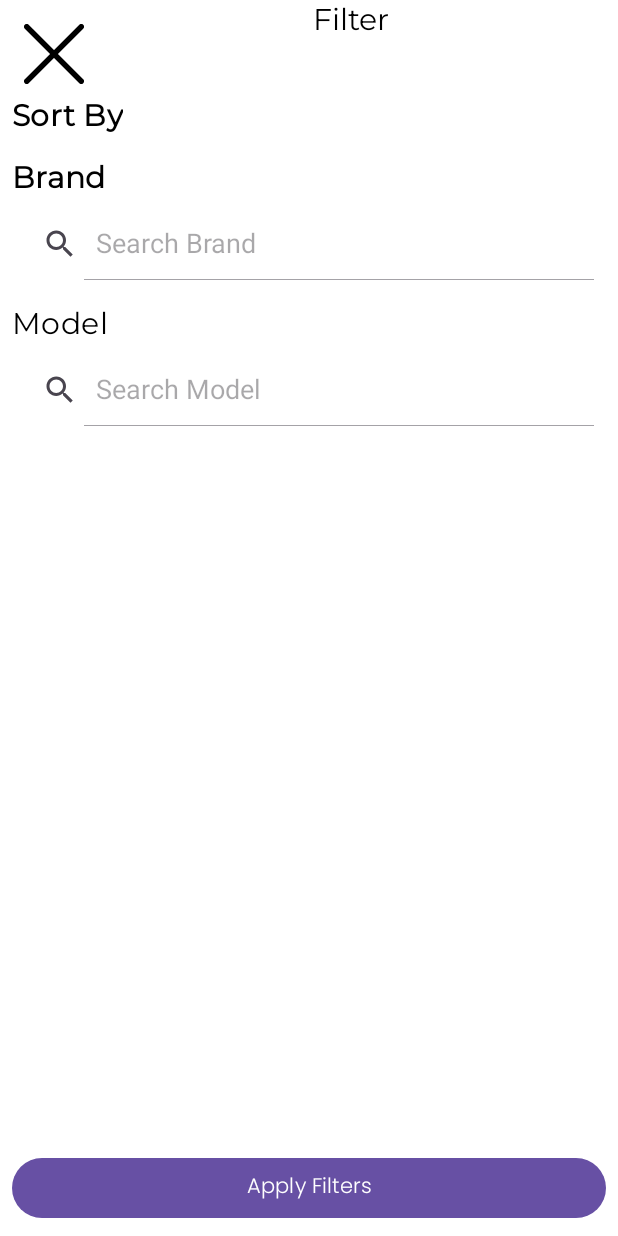
After one commit to bymaskeli53/EterationChallenge, an Android app: the layout fragment_products_bottom_sheet.xml on its own in the app's theme, with its tools: preview values and no code run, on a phone screen of 412 x 824 dp. The commit adds this screen. Run offline under Robolectric (Android 15) with nearby library versions, the phone set to English and light mode, and no system bars.

Commit message:
Create bottom sheet

```diff
--- a/app/build.gradle.kts
+++ b/app/build.gradle.kts
@@ -59,6 +59,7 @@ dependencies {
     implementation(libs.material)
     implementation(libs.androidx.activity)
     implementation(libs.androidx.constraintlayout)
+    implementation(libs.androidx.legacy.support.v4)
     testImplementation(libs.junit)
     androidTestImplementation(libs.androidx.junit)
     androidTestImplementation(libs.androidx.espresso.core)
--- a/app/src/main/java/com/gundogar/eterationchallenge/presentation/ui/basket/BasketFragment.kt
+++ b/app/src/main/java/com/gundogar/eterationchallenge/presentation/ui/basket/BasketFragment.kt
@@ -15,7 +15,6 @@ import com.gundogar.eterationchallenge.presentation.ui.base.BaseFragment
 import dagger.hilt.android.AndroidEntryPoint
 import kotlinx.coroutines.flow.collectLatest
 import kotlinx.coroutines.launch
-import java.util.Locale
 
 @AndroidEntryPoint
 class BasketFragment : BaseFragment<FragmentBasketBinding>() {
@@ -40,7 +39,7 @@ class BasketFragment : BaseFragment<FragmentBasketBinding>() {
                     adapter.submitList(it)
                     binding.rvProducts.adapter = adapter
 
-                    viewModel.totalPrice.collectLatest{
+                    viewModel.totalPrice.collectLatest {
                         binding.tvPrice.text = String.format("%.2f ₺", it)
                     }
                 }
--- a/app/src/main/java/com/gundogar/eterationchallenge/presentation/ui/home/HomeFragment.kt
+++ b/app/src/main/java/com/gundogar/eterationchallenge/presentation/ui/home/HomeFragment.kt
@@ -70,6 +70,7 @@ class HomeFragment : BaseFragment<FragmentHomeBinding>() {
 
     private fun observeViewModel() {
         viewLifecycleOwner.lifecycleScope.launch {
+            // Tüm ürünleri gözlemle
             repeatOnLifecycle(Lifecycle.State.STARTED) {
                 viewModel.products.collectLatest { pagingData ->
                     productAdapter.submitData(pagingData)
--- /dev/null
+++ b/app/src/main/res/drawable/ic_close.xml
@@ -0,0 +1,20 @@
+<vector xmlns:android="http://schemas.android.com/apk/res/android"
+    android:width="22dp"
+    android:height="22dp"
+    android:viewportWidth="22"
+    android:viewportHeight="22">
+  <path
+      android:pathData="M21,21L1,1"
+      android:strokeLineJoin="round"
+      android:strokeWidth="2"
+      android:fillColor="#00000000"
+      android:strokeColor="#000000"
+      android:strokeLineCap="round"/>
+  <path
+      android:pathData="M21,1L1,21"
+      android:strokeLineJoin="round"
+      android:strokeWidth="2"
+      android:fillColor="#00000000"
+      android:strokeColor="#000000"
+      android:strokeLineCap="round"/>
+</vector>
--- /dev/null
+++ b/app/src/main/res/font/poppins_light.xml
@@ -0,0 +1,7 @@
+<?xml version="1.0" encoding="utf-8"?>
+<font-family xmlns:app="http://schemas.android.com/apk/res-auto"
+        app:fontProviderAuthority="com.google.android.gms.fonts"
+        app:fontProviderPackage="com.google.android.gms"
+        app:fontProviderQuery="name=Poppins&amp;weight=300"
+        app:fontProviderCerts="@array/com_google_android_gms_fonts_certs">
+</font-family>
--- /dev/null
+++ b/app/src/main/res/layout/fragment_products_bottom_sheet.xml
@@ -0,0 +1,125 @@
+<?xml version="1.0" encoding="utf-8"?>
+<androidx.constraintlayout.widget.ConstraintLayout xmlns:android="http://schemas.android.com/apk/res/android"
+    xmlns:app="http://schemas.android.com/apk/res-auto"
+    android:layout_width="match_parent"
+    android:layout_height="match_parent">
+
+    <ImageView
+        android:id="@+id/closeButton"
+        android:layout_width="40dp"
+        android:layout_height="40dp"
+        android:src="@drawable/ic_close"
+        android:layout_margin="16dp"
+        app:layout_constraintStart_toStartOf="parent"
+        app:layout_constraintTop_toTopOf="parent"/>
+
+    <TextView
+        android:id="@+id/filterHeaderTv"
+        android:layout_width="wrap_content"
+        android:layout_height="wrap_content"
+        android:fontFamily="@font/poppins_light"
+        android:gravity="center"
+        android:text="Filter"
+        android:textColor="@color/black"
+        android:textSize="20sp"
+        app:layout_constraintEnd_toEndOf="parent"
+        app:layout_constraintStart_toEndOf="@id/closeButton"
+        app:layout_constraintTop_toTopOf="parent" />
+
+    <androidx.core.widget.NestedScrollView
+        android:id="@+id/scrollView"
+        android:layout_width="0dp"
+        android:layout_height="0dp"
+        app:layout_constraintBottom_toTopOf="@+id/applyFiltersButton"
+        app:layout_constraintEnd_toEndOf="parent"
+        app:layout_constraintStart_toStartOf="parent"
+        app:layout_constraintTop_toBottomOf="@+id/closeButton">
+
+        <LinearLayout
+            android:layout_width="match_parent"
+            android:layout_height="wrap_content"
+            android:orientation="vertical"
+            android:padding="@dimen/margin_8">
+
+            <TextView
+                android:id="@+id/sortByText"
+                android:layout_width="wrap_content"
+                android:layout_height="wrap_content"
+                android:fontFamily="@font/poppins_light"
+                android:text="Sort By"
+                android:textAppearance="?attr/textAppearanceHeadline6"
+                android:textColor="@color/black"
+                android:textStyle="bold" />
+
+            <androidx.recyclerview.widget.RecyclerView
+                android:id="@+id/sortByRv"
+                android:layout_width="match_parent"
+                app:layoutManager="androidx.recyclerview.widget.LinearLayoutManager"
+                android:layout_height="wrap_content"
+                android:layout_marginTop="4dp" />
+
+            <TextView
+                android:id="@+id/brandTv"
+                android:layout_width="wrap_content"
+                android:layout_height="wrap_content"
+                android:layout_marginTop="@dimen/margin_8"
+                android:fontFamily="@font/poppins_light"
+                android:text="Brand"
+                android:textAppearance="?attr/textAppearanceHeadline6"
+                android:textStyle="bold" />
+
+            <androidx.appcompat.widget.SearchView
+                android:id="@+id/brandSearchView"
+                android:layout_width="match_parent"
+                android:layout_height="wrap_content"
+                android:layout_marginTop="4dp"
+                app:iconifiedByDefault="false"
+                app:queryHint="Search Brand" />
+
+            <androidx.recyclerview.widget.RecyclerView
+                android:id="@+id/brandRecyclerView"
+                android:layout_width="match_parent"
+                android:layout_height="wrap_content"
+                android:layout_marginTop="8dp" />
+
+            <TextView
+                android:id="@+id/modelText"
+                android:layout_width="wrap_content"
+                android:layout_height="wrap_content"
+                android:layout_marginTop="8dp"
+                android:text="Model"
+                android:textAppearance="?attr/textAppearanceHeadline6" />
+
+            <androidx.appcompat.widget.SearchView
+                android:id="@+id/modelSearch"
+                android:layout_width="match_parent"
+                android:layout_height="wrap_content"
+                android:layout_marginTop="4dp"
+                app:iconifiedByDefault="false"
+                app:queryHint="Search Model" />
+
+            <androidx.recyclerview.widget.RecyclerView
+                android:id="@+id/modelRecyclerView"
+                android:layout_width="match_parent"
+                android:layout_height="wrap_content"
+                android:layout_marginTop="4dp" />
+
+        </LinearLayout>
+
+    </androidx.core.widget.NestedScrollView>
+
+    <Button
+        android:id="@+id/applyFiltersButton"
+        android:layout_width="0dp"
+        android:layout_height="wrap_content"
+        android:layout_gravity="end"
+        android:layout_margin="@dimen/margin_8"
+        android:text="Apply Filters"
+        android:textSize="14sp"
+        android:fontFamily="@font/poppins_light"
+        android:textAllCaps="false"
+        app:layout_constraintBottom_toBottomOf="parent"
+        app:layout_constraintEnd_toEndOf="parent"
+        app:layout_constraintStart_toStartOf="parent" />
+
+</androidx.constraintlayout.widget.ConstraintLayout>
--- a/app/src/main/res/values/dimens.xml
+++ b/app/src/main/res/values/dimens.xml
@@ -6,4 +6,6 @@
     <dimen name="margin_12">12dp</dimen>
     <dimen name="image_width_in_detail">320dp</dimen>
     <dimen name="image_height_in_detail">220dp</dimen>
+    <dimen name="list_item_spacing">16dp</dimen>
+    <dimen name="list_item_spacing_half">8dp</dimen>
 </resources>
--- a/app/src/main/res/values/preloaded_fonts.xml
+++ b/app/src/main/res/values/preloaded_fonts.xml
@@ -4,5 +4,7 @@
         <item>@font/montserrat</item>
         <item>@font/montserrat_semibold</item>
         <item>@font/montserrat_thin</item>
+        <item>@font/poppins_extralight</item>
+        <item>@font/poppins_light</item>
     </array>
 </resources>
--- a/app/src/main/res/values/strings.xml
+++ b/app/src/main/res/values/strings.xml
@@ -17,4 +17,6 @@
     <string name="total">Total:</string>
     <string name="plus">+</string>
     <string name="minus">-</string>
+    <string name="filter">Filter</string>
+    <string name="sort_by">Sort By</string>
 </resources>
--- a/gradle/libs.versions.toml
+++ b/gradle/libs.versions.toml
@@ -37,6 +37,7 @@ detekt = "1.23.6"
 okhttp = "4.12.0"
 logging-interceptor = "4.12.0"
 androidxNavigationSafeargsGradlePlugin = "2.8.5"
+legacySupportV4 = "1.0.0"
 
 
 
@@ -95,6 +96,7 @@ androidx-splashscreen = { group = "androidx.core", name = "core-splashscreen", v
 detekt = { group = "io.gitlab.arturbosch.detekt", name = "detekt-formatting", version.ref = "detekt" }
 
 androidx-recyclerview = { group = "androidx.recyclerview", name = "recyclerview", version.ref = "recyclerview" }
+androidx-legacy-support-v4 = { group = "androidx.legacy", name = "legacy-support-v4", version.ref = "legacySupportV4" }
 
 
 [plugins]
```
Also changed, not shown: app/src/main/java/com/gundogar/eterationchallenge/domain/usecase/GetFilteredProductsUseCase.kt (added, +15 -0 lines), app/src/main/java/com/gundogar/eterationchallenge/presentation/ui/filter/FilterProductsBottomSheet.kt (added, +49 -0 lines), app/src/main/java/com/gundogar/eterationchallenge/presentation/ui/filter/sort/SortAdapter.kt (added, +40 -0 lines), app/src/main/res/font/poppins_extralight.xml (added, +7 -0 lines), app/src/main/res/layout/item_sort_by.xml (added, +20 -0 lines), app/src/main/res/navigation/nav_graph.xml (+7 -0 lines).
